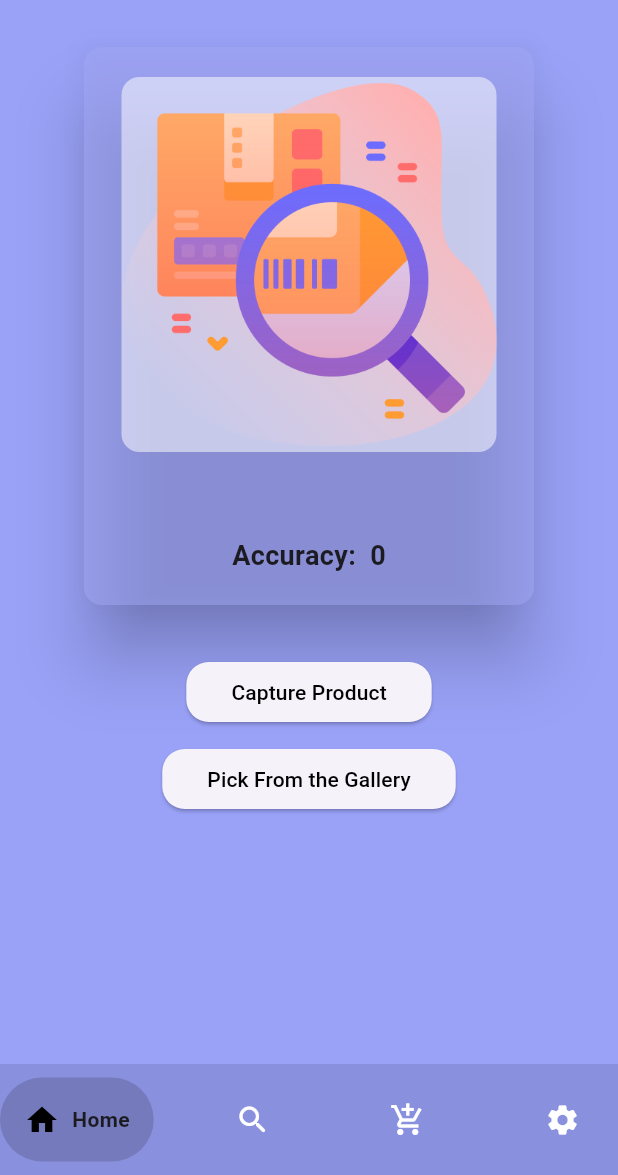
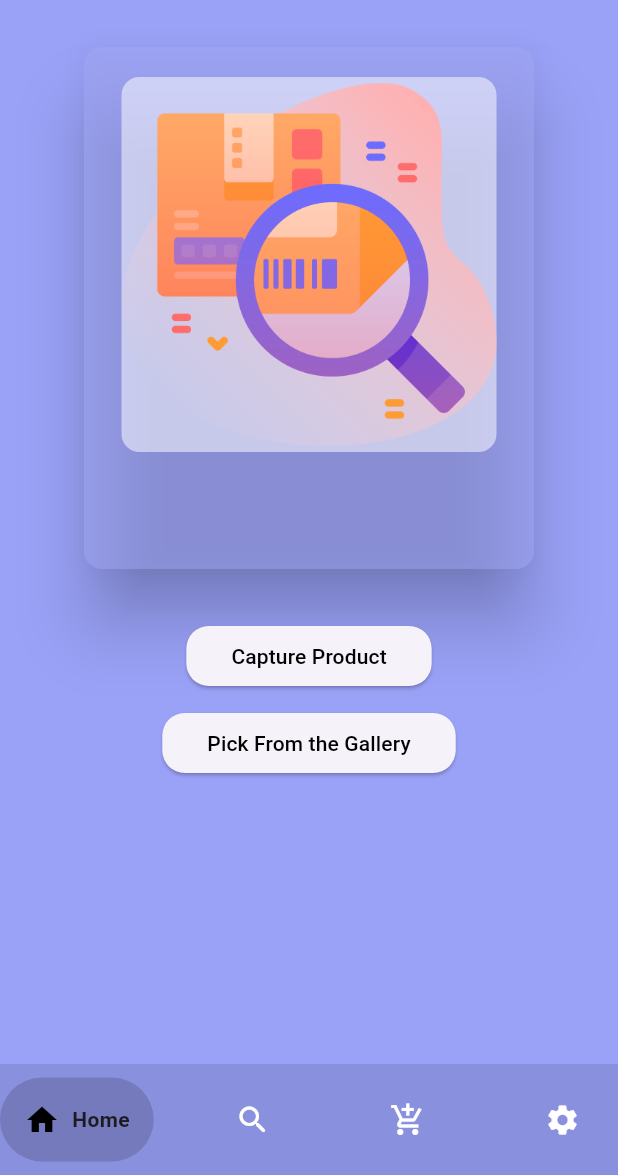
Before and after one commit to rishithamenush/Product_Identifier, a Flutter app: the MyHomePage screen opened directly, on a phone screen of 412 x 824 dp, the part 61-1236 px from its top. Run offline on Flutter 3.47's test engine with Material 3 defaults, Android fonts, the phone set to English and light mode, and no system bars; drawn by our look-alikes of google_nav_bar; our stand-ins replace google_fonts, image_picker, lottie; missing offline and left inert: flutter_tflite; network calls fail.

Commit message:
Update the home_page

```diff
--- a/lib/home_page.dart
+++ b/lib/home_page.dart
@@ -6,8 +6,6 @@ import 'package:google_fonts/google_fonts.dart';
 import 'package:google_nav_bar/google_nav_bar.dart';
 import 'package:image_picker/image_picker.dart';
 import 'dart:developer' as devtools;
-
-import 'package:product_identifier/splash_screen.dart';
 
 class MyHomePage extends StatefulWidget {
   const MyHomePage({super.key});
@@ -182,18 +180,9 @@ class _MyHomePageState extends State<MyHomePage> {
                               Text(
                                 label,
                                 style: const TextStyle(
-                                  fontSize: 18,
+                                  fontSize: 28,
                                   fontWeight: FontWeight.bold,
-                                ),
-                              ),
-                              const SizedBox(
-                                height: 12,
-                              ),
-                              Text(
-                                "Accuracy:  ${confidence.toStringAsFixed(0)}",
-                                style: const TextStyle(
-                                  fontSize: 18,
-                                  fontWeight: FontWeight.bold,
+                                  color: Colors.white,
                                 ),
                               ),
                               const SizedBox(
```
